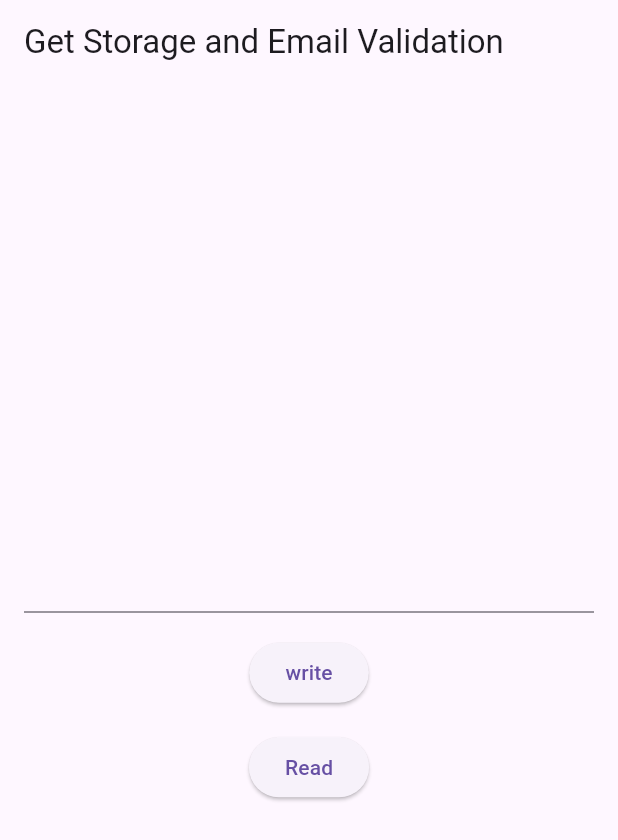
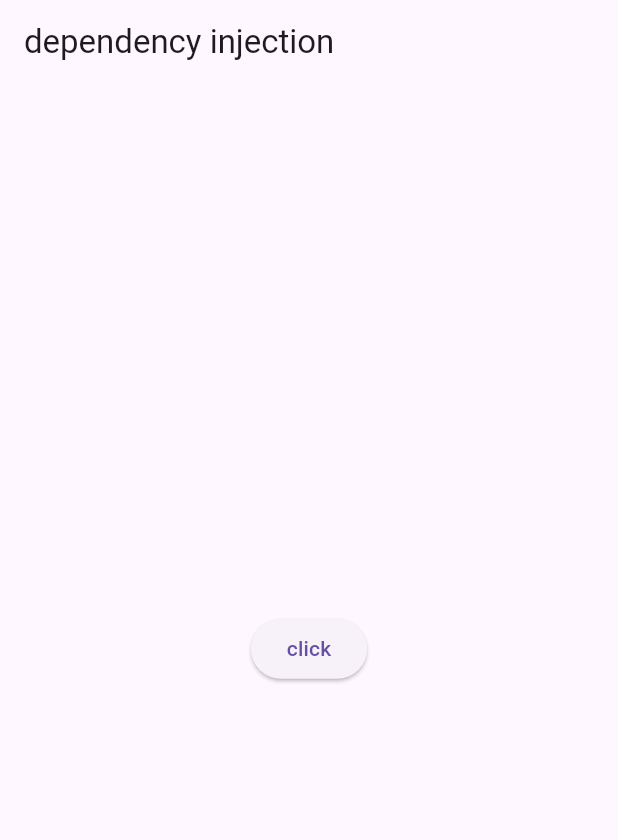
Before and after one commit to kiingxo/getx-tutorial, a Flutter app: the screen it shows after launch, on a phone screen of 412 x 824 dp. Shown: the top 840 px of the screen. Run offline on Flutter 3.47's test engine with Material 3 defaults, Android fonts, the phone set to English and light mode, and no system bars; our stand-ins replace get, get_storage, shared_preferences.

Commit message:
dependencyinjgetx

```diff
--- a/lib/main.dart
+++ b/lib/main.dart
@@ -1,6 +1,7 @@
 import 'package:flutter/material.dart';
 import 'package:get/get.dart';
 import 'package:get_storage/get_storage.dart';
+import 'package:getx_tutorial/controller.dart';
 
 void main() async {
   await GetStorage.init();
@@ -23,50 +24,35 @@ class MyApp extends StatelessWidget {
 }
 
 class HomePage extends StatelessWidget {
-  var emailcontroller = TextEditingController();
-  var storage = GetStorage();
+  //creating instance of controller
+  // Mycontroller mycontroller =
+  //     Get.put(Mycontroller(), tag: "instance1", permanent: true);
+
   HomePage({super.key});
 
   @override
   Widget build(BuildContext context) {
+    //async operation
+    Get.putAsync<Mycontroller>(
+      () async => Mycontroller(),
+    );
     return Scaffold(
       appBar: AppBar(
-        title: const Text("Get Storage and Email Validation"),
+        title: const Text("dependency injection"),
       ),
       body: Center(
         child: Column(
           mainAxisAlignment: MainAxisAlignment.center,
           crossAxisAlignment: CrossAxisAlignment.center,
           children: [
-            Padding(
-              padding: const EdgeInsets.all(16),
-              child: TextField(
-                controller: emailcontroller,
-              ),
-            ),
-            //using controller type
-
             ElevatedButton(
               onPressed: () {
-                if (GetUtils.isEmail(emailcontroller.text)) {
-                  storage.write("email", emailcontroller.text);
-                  Get.snackbar("Email stored", "gotten mailis",
-                      snackPosition: SnackPosition.BOTTOM);
-                } else {
-                  Get.snackbar("Not an email", "Invalid email,Check email",
-                      snackPosition: SnackPosition.BOTTOM);
-                }
+                Get.find<Mycontroller>().increament();
               },
-              child: const Text("write"),
+              child: const Text("click"),
             ),
             const SizedBox(
               height: 15,
-            ),
-            ElevatedButton(
-              onPressed: () {
-                print("Email is ${storage.read("email")}");
-              },
-              child: const Text("Read"),
             ),
           ],
         ),
--- a/pubspec.yaml
+++ b/pubspec.yaml
@@ -33,6 +33,7 @@ dependencies:
     sdk: flutter
   get: ^4.6.6
   get_storage: ^2.1.1
+  shared_preferences: ^2.2.2
 
 dev_dependencies:
   flutter_lints: ^2.0.0
```
Also changed, not shown: lib/controller.dart (+6 -8 lines), pubspec.lock, 1 other file.
